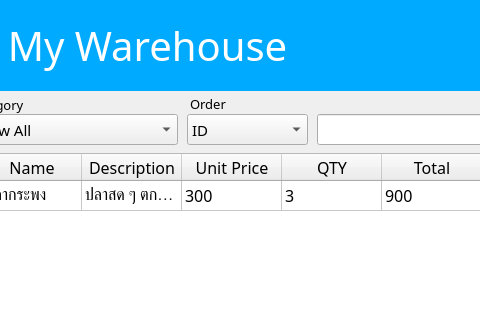
Above: MyWarehouse/mywarehouse.ui from richeyphu/MyWarehouse-Project before the change; both pictures show x 353 to 833 and y 0 to 320 of the 1000 by 770 pixel window. Below: the same form after it.
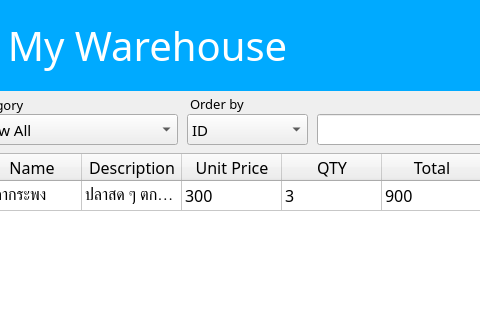
That is the form after the change.

Patch:
```diff
--- a/MyWarehouse/mywarehouse.ui
+++ b/MyWarehouse/mywarehouse.ui
@@ -470,7 +470,7 @@
     </font>
    </property>
    <property name="text">
-    <string>Order</string>
+    <string>Order by</string>
    </property>
   </widget>
  </widget>
```
